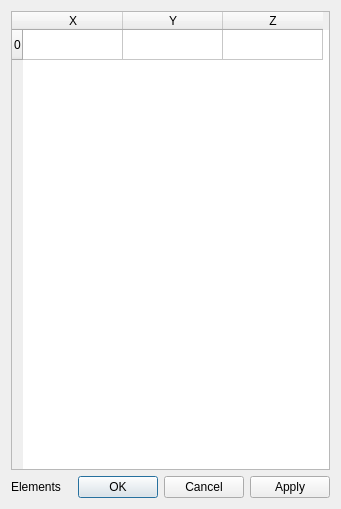
This is ui/mfield_editor.ui in iocroblab/coindesigner as Qt 5 draws it before an edit. The edited form follows.
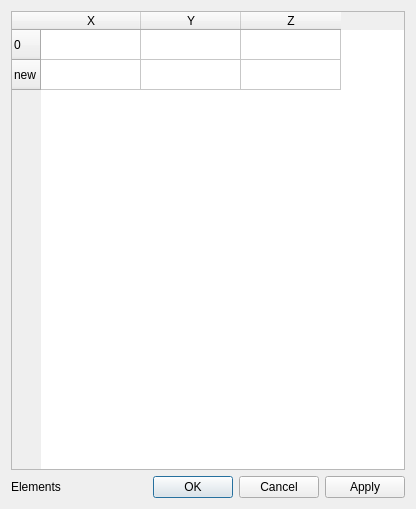
This is the edited form.

Commit message: More MField subtypes support

What changed in the file:
```diff
--- a/ui/mfield_editor.ui
+++ b/ui/mfield_editor.ui
@@ -5,10 +5,16 @@
    <rect>
     <x>0</x>
     <y>0</y>
-    <width>341</width>
+    <width>416</width>
     <height>509</height>
    </rect>
   </property>
+  <property name="sizePolicy" >
+   <sizepolicy vsizetype="Preferred" hsizetype="Expanding" >
+    <horstretch>0</horstretch>
+    <verstretch>0</verstretch>
+   </sizepolicy>
+  </property>
   <property name="windowTitle" >
    <string>MField Editor</string>
   </property>
@@ -20,6 +26,11 @@
        <string>0</string>
       </property>
      </row>
+     <row>
+      <property name="text" >
+       <string>new</string>
+      </property>
+     </row>
      <column>
       <property name="text" >
        <string>X</string>
```
The commit also changes 2 other files.
